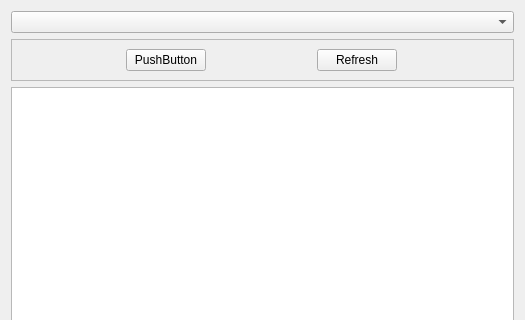
This is ui/filewidget.ui in hidog/HiGit as Qt 5 draws it before an edit; both pictures show x 0 to 525 and y 0 to 320 of the 525 by 654 pixel window. The edited form follows.
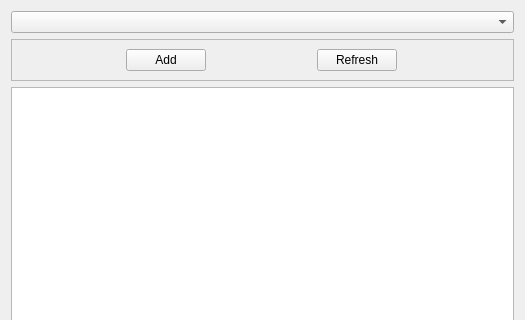
This is the edited form.

Commit message: modify unix version add Add button in filewidget.

```diff
--- a/ui/filewidget.ui
+++ b/ui/filewidget.ui
@@ -55,7 +55,7 @@
            </size>
           </property>
           <property name="text">
-           <string>PushButton</string>
+           <string>Add</string>
           </property>
          </widget>
         </item>
```
Left out of the diff: 2 changed lines with no effect on the pictures. The commit also changes 3 other files.
